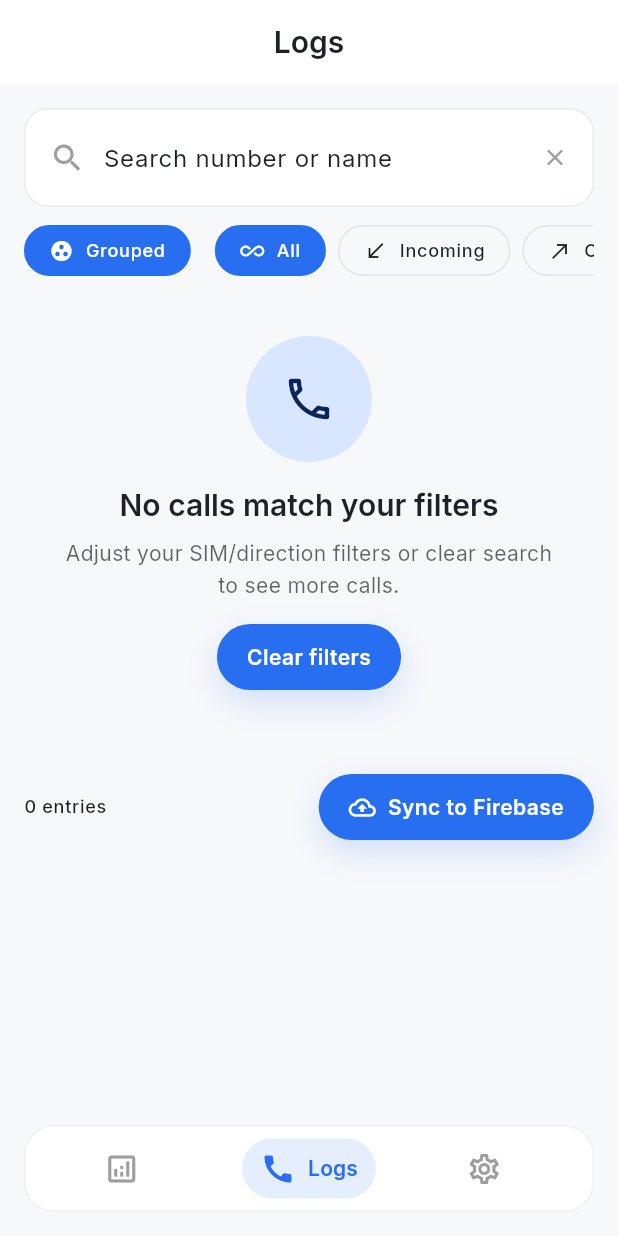
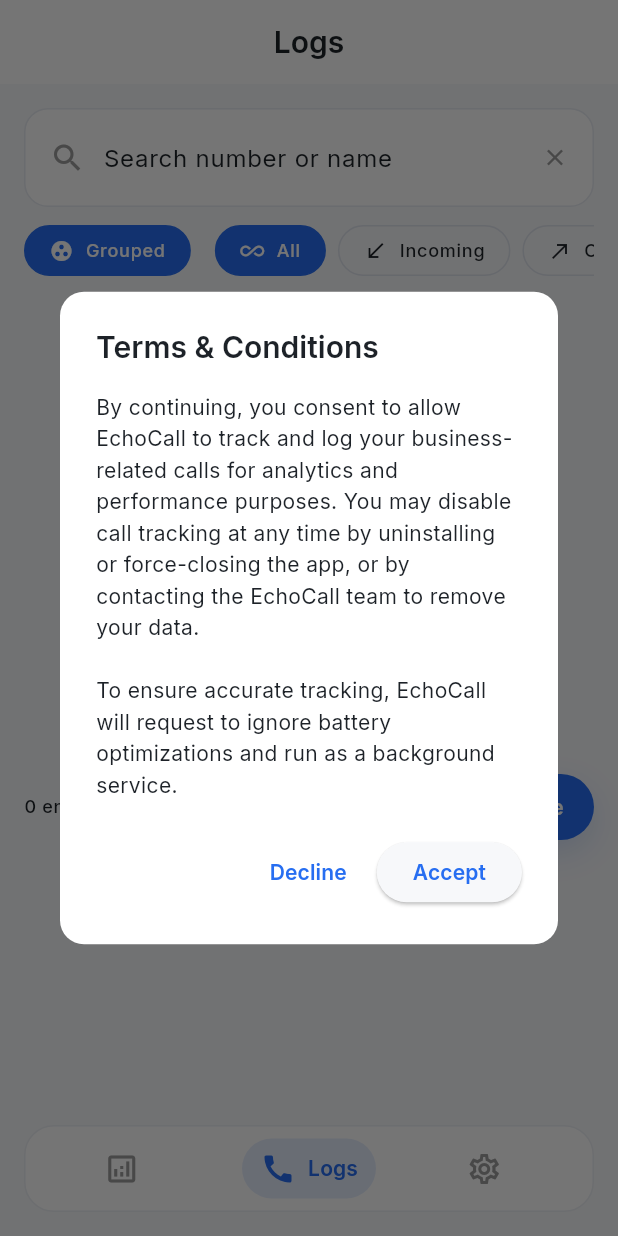
Before and after one commit to RohitTamkar/echocall, a Flutter app: the screen it shows after launch, after a tap on "Login", on a phone screen of 412 x 824 dp. Run offline on Flutter 3.47's test engine with Material 3 defaults, Android fonts, the phone set to English and light mode, and no system bars; our stand-ins replace cloud_firestore, firebase_core, flutter_local_notifications, google_fonts, pdf, permission_handler and 2 more; missing offline and left inert: android_intent_plus, call_log, disable_battery_optimization, excel, flutter_background_service, flutter_background_service_android and 2 more; accounts and stored records are empty.

Commit message:
Added Ignore Battery Optimization and Added a Terms & Conditions Dialog

```diff
--- a/lib/main.dart
+++ b/lib/main.dart
@@ -17,7 +17,7 @@ import 'package:flutter_local_notifications/flutter_local_notifications.dart';
 void main() async {
   WidgetsFlutterBinding.ensureInitialized();
   await Firebase.initializeApp();
-  await initializeService();
+  // await initializeService();
   runApp(const EchoCallApp());
 }
 
@@ -25,6 +25,21 @@ final FlutterLocalNotificationsPlugin flutterLocalNotificationsPlugin =
 FlutterLocalNotificationsPlugin();
 Future<void> initializeService() async {
   final service = FlutterBackgroundService();
+
+  // Create an "ongoing" notification channel
+  const AndroidNotificationChannel channel = AndroidNotificationChannel(
+    'sensiblecall_service',
+    'SensibleCall Background Service',
+    description: 'Keeps EchoCall running in the background to monitor calls.',
+    importance: Importance.defaultImportance, // avoid showing heads-up
+    playSound: false,
+    showBadge: false,
+  );
+
+  final androidPlugin = flutterLocalNotificationsPlugin
+      .resolvePlatformSpecificImplementation<
+      AndroidFlutterLocalNotificationsPlugin>();
+  await androidPlugin?.createNotificationChannel(channel);
 
   await service.configure(
     androidConfiguration: AndroidConfiguration(
@@ -45,15 +60,35 @@ Future<void> initializeService() async {
 @pragma('vm:entry-point')
 void onStart(ServiceInstance service) async {
   await Firebase.initializeApp();
-  // 🔔 Update notification if needed
+
+  final flutterLocalNotificationsPlugin = FlutterLocalNotificationsPlugin();
+
   if (service is AndroidServiceInstance) {
     service.setForegroundNotificationInfo(
       title: "SensibleCall",
       content: "Still monitoring calls…",
     );
+
+    await flutterLocalNotificationsPlugin.show(
+      888,
+      'SensibleCall',
+      'Still monitoring calls…',
+      const NotificationDetails(
+        android: AndroidNotificationDetails(
+          'sensiblecall_service',
+          'SensibleCall Background Service',
+          channelDescription:
+          'Keeps SensibleCall running in the background to monitor phone calls.',
+          ongoing: true, // 🔒 persistent
+          autoCancel: false,
+          importance: Importance.low,
+          priority: Priority.low,
+          playSound: false,
+        ),
+      ),
+    );
   }
 
-  // Here you can start your PhoneStateWatcher
   final watcher = PhoneStateWatcher();
   watcher.start();
 }
--- a/lib/providers/call_log_store.dart
+++ b/lib/providers/call_log_store.dart
@@ -9,16 +9,18 @@ class CallLogStore extends ChangeNotifier {
 
   List<CallEntryModel> _all = [];
   bool _loading = false;
+  bool _initialized = false;
 
   List<CallEntryModel> get all => List.unmodifiable(_all);
   bool get loading => _loading;
 
-  CallLogStore() {
-    _initialize();
-  }
+  CallLogStore();
 
-  Future<void> _initialize() async {
-    await refresh();
+  // Explicit initialization
+  Future<void> init() async {
+    if (_initialized) return; // Prevent multiple calls
+    _initialized = true;
+    await refresh(); // Load call logs now
   }
 
   Future<void> refresh() async {
--- a/lib/ui/app_shell.dart
+++ b/lib/ui/app_shell.dart
@@ -5,6 +5,8 @@ import 'package:echocall/theme.dart';
 import 'package:echocall/ui/pages/dashboard_page.dart';
 import 'package:echocall/ui/pages/logs_page.dart';
 import 'package:echocall/ui/pages/settings_page.dart';
+import 'package:echocall/ui/components/consent_dialog.dart';
+import 'package:shared_preferences/shared_preferences.dart';
 
 class AppShell extends StatefulWidget {
   const AppShell({super.key});
@@ -34,6 +36,14 @@ class _AppShellState extends State<AppShell> with TickerProviderStateMixin {
       default:
         return const LogsPage();
     }
+  }
+
+  @override
+  void initState() {
+    super.initState();
+    WidgetsBinding.instance.addPostFrameCallback((_) async {
+      await ensureUserConsent(context);
+    });
   }
 
   @override
--- /dev/null
+++ b/lib/ui/components/consent_dialog.dart
@@ -0,0 +1,116 @@
+import 'package:flutter/material.dart';
+import 'dart:io';
+// import 'package:flutter_background_service/flutter_background_service.dart';
+// import 'package:android_intent_plus/android_intent.dart';
+// import 'package:android_intent_plus/flag.dart';
+import 'package:flutter/services.dart';
+import 'package:shared_preferences/shared_preferences.dart';
+import 'package:echocall/main.dart'; // for initializeService()
+import 'package:echocall/services/permission_service.dart';
+import 'dialogs.dart';
+import 'package:provider/provider.dart';
+import 'package:echocall/providers/call_log_store.dart';
+
+
+/// Main entry point for checking terms consent and starting background tasks.
+Future<void> ensureUserConsent(BuildContext context) async {
+  final prefs = await SharedPreferences.getInstance();
+  final accepted = prefs.getBool('termsAccepted') ?? false;
+
+  if (accepted) {
+    final permissionService = PermissionService();
+
+    // ✅ Re-check all critical permissions
+    bool granted = await permissionService.ensureCorePermissions();
+
+    // ✅ Re-check battery optimizations
+    bool batteryOk = await permissionService.ensureBatteryOptimizationStatus();
+
+    if (granted && batteryOk) {
+      // ✅ Initialize the call log store lazily now
+      final callLogStore = Provider.of<CallLogStore>(context, listen: false);
+      await callLogStore.init();
+      await initializeService();
+      return;
+    } else {
+      // 🔒 Show persistent dialog forcing user to fix permissions
+      await showPermissionFixDialog(context, granted, batteryOk);
+      return;
+    }
+  }
+
+  final result = await showTermsAndConditionsDialog(context);
+
+  if (result == true) {
+    await prefs.setBool('termsAccepted', true);
+
+    // ✅ Ask for core permissions first
+    bool granted = await PermissionService().ensureCorePermissions();
+
+    if (granted) {
+      // ✅ Ask to disable battery optimizations
+      await PermissionService().requestIgnoreBatteryOptimizations();
+
+      // ✅ Start background service after everything is ready
+      await initializeService();
+    } else {
+      ScaffoldMessenger.of(context).showSnackBar(
+        const SnackBar(content: Text('All permissions are required to continue.')),
+      );
+      exitApp();
+    }
+  } else {
+    exitApp();
+  }
+}
+
+/// Shows the consent dialog for Terms & Conditions.
+Future<bool?> showTermsAndConditionsDialog(BuildContext context) async {
+  return showDialog<bool>(
+    context: context,
+    barrierDismissible: false,
+    builder: (ctx) {
+      return AlertDialog(
+        title: const Text("Terms & Conditions"),
+        content: const SingleChildScrollView(
+          child: Text(
+            "By continuing, you consent to allow EchoCall to track and log "
+                "your business-related calls for analytics and performance purposes. "
+                "You may disable call tracking at any time by uninstalling or force-closing "
+                "the app, or by contacting the EchoCall team to remove your data.\n\n"
+                "To ensure accurate tracking, EchoCall will request to ignore battery optimizations "
+                "and run as a background service.",
+          ),
+        ),
+        actions: [
+          TextButton(
+            onPressed: () => Navigator.of(ctx).pop(false), // Decline
+            child: const Text("Decline"),
+          ),
+          ElevatedButton(
+            onPressed: () => Navigator.of(ctx).pop(true), // Accept
+            child: const Text("Accept"),
+          ),
+        ],
+      );
+    },
+  );
+}
+
+  // // Optional: also show list so user can manually verify
+  // const settingsIntent = AndroidIntent(
+  //   action: 'android.settings.IGNORE_BATTERY_OPTIMIZATION_SETTINGS',
+  //   flags: <int>[Flag.FLAG_ACTIVITY_NEW_TASK],
+  // );
+  // await settingsIntent.launch();
+
+void exitApp() {
+  if (Platform.isAndroid) {
+    // Gracefully close the app
+    Future.delayed(const Duration(milliseconds: 100), () {
+      SystemNavigator.pop(); // Better than exit(0)
+    });
+  } else {
+    exit(0);
+  }
+}
--- a/pubspec.yaml
+++ b/pubspec.yaml
@@ -7,6 +7,8 @@ environment:
   sdk: ^3.6.0
 
 dependencies:
+  android_intent_plus: ^6.0.0
+  disable_battery_optimization: ^1.1.2
   intl: 0.20.2
   cloud_firestore: '>=5.5.0'
   firebase_core: '>=2.21.1'
```
Also changed, not shown: lib/services/permission_service.dart (+55 -2 lines), lib/ui/components/dialogs.dart (added, +83 -0 lines), pubspec.lock, 2 other files.
